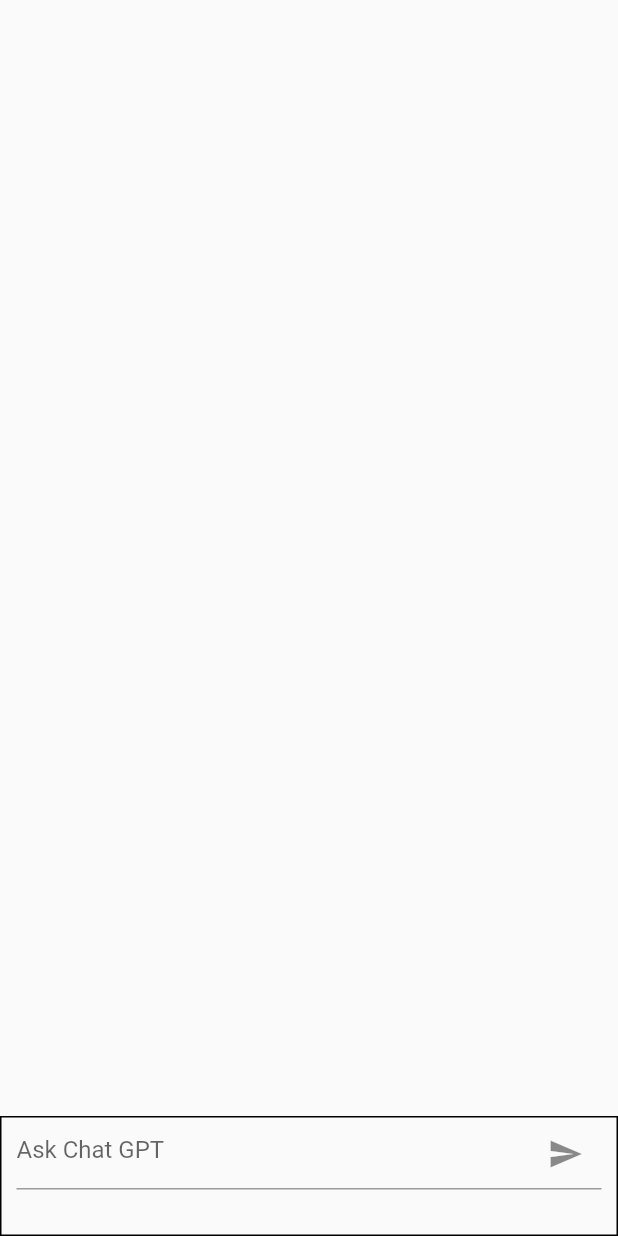
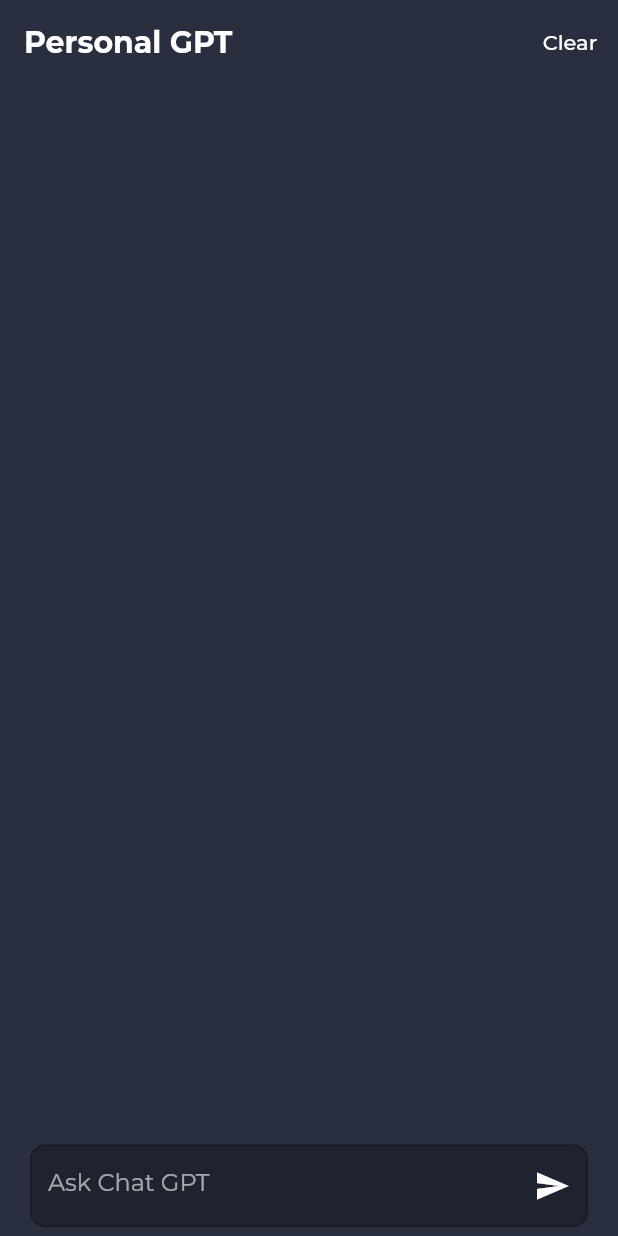
Before and after one commit to harsh11pujara/chatgpt_demo, a Flutter app: the screen it shows after launch, on a phone screen of 412 x 824 dp. Run offline on Flutter 3.47's test engine with Material 2 defaults, Android fonts, the phone set to English and light mode, and no system bars; our stand-ins replace flutter_dotenv, google_fonts; missing offline and left inert: chat_gpt_sdk; statements that could not run were skipped.

```diff
--- a/lib/main.dart
+++ b/lib/main.dart
@@ -1,7 +1,11 @@
 import 'package:chat_gpt_sdk/chat_gpt_sdk.dart';
 import 'package:flutter/material.dart';
+import 'package:flutter_dotenv/flutter_dotenv.dart';
+import 'package:google_fonts/google_fonts.dart';
 
-void main() {
+Future<void> main() async {
+  WidgetsFlutterBinding.ensureInitialized();
+  await dotenv.load(fileName: ".env");
   runApp(const MaterialApp(
     debugShowCheckedModeBanner: false,
     home: MyApp(),
@@ -17,85 +21,162 @@ class MyApp extends StatefulWidget {
 
 class _MyAppState extends State<MyApp> {
   OpenAI? openAI;
+  bool init = true;
   TextEditingController msgController = TextEditingController();
   List<Widget> chats = [];
 
   @override
   void initState() {
-    openAI = OpenAI.instance.build(token: "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");
+    /// INSERT API KEY ///
+    openAI = OpenAI.instance.build(token: dotenv.env["API_KEY"], baseOption: HttpSetup(receiveTimeout: 60000));
+    getChatGPTData(question: "init");
     super.initState();
   }
 
   @override
+  void dispose() {
+    openAI!.close();
+    super.dispose();
+  }
+
+  @override
   Widget build(BuildContext context) {
-    return Scaffold(
+    return SafeArea(
+      child: Scaffold(
+        backgroundColor: const Color(0xFF292F3F),
+        appBar: AppBar(
+          backgroundColor: Colors.transparent,
+          elevation: 0,
+          title: Text(
+            "Personal GPT",
+            style: GoogleFonts.montserrat(color: Colors.white, fontWeight: FontWeight.bold, fontSize: 20),
+          ),
+          actions: [
+            TextButton(
+                onPressed: () {
+                  setState(() {
+                    chats.clear();
+                  });
+                },
+                child: Text(
+                  "Clear",
+                  style: GoogleFonts.montserrat(color: Colors.white),
+                ))
+          ],
+        ),
         body: SizedBox(
           height: MediaQuery.of(context).size.height,
           width: MediaQuery.of(context).size.width,
           child: Column(
             children: [
-            Expanded(child: ListView.builder(reverse: true,itemCount: chats.length,itemBuilder: (context, index) {
+              Expanded(
+                  child: ListView.builder(
+                physics: const BouncingScrollPhysics(),
+                reverse: true,
+                itemCount: chats.length,
+                itemBuilder: (context, index) {
                   return chats[index];
-            },)),
+                },
+              )),
               Container(
-              decoration: BoxDecoration(border: Border.all(color: Colors.black)),
-              padding: EdgeInsets.symmetric(horizontal: 10,),
-              height: 80,
+                margin: const EdgeInsets.only(top: 2, bottom: 6),
+                padding: const EdgeInsets.symmetric(
+                  horizontal: 20,
+                ),
+                height: 55,
                 width: MediaQuery.of(context).size.width,
+                child: Center(
                   child: TextField(
+                    style: GoogleFonts.montserrat(fontSize: 16,color: Colors.white,fontWeight: FontWeight.w400),
                     controller: msgController,
+                    textCapitalization: TextCapitalization.sentences,
+                    cursorColor: Colors.white.withOpacity(0.4),
                     decoration: InputDecoration(
+                        filled: true,
+                        fillColor: Colors.black.withOpacity(0.25),
                         hintText: "Ask Chat GPT",
+                        hintStyle: GoogleFonts.montserrat(color: Colors.white.withOpacity(0.6)),
+                        enabledBorder: OutlineInputBorder(
+                            borderRadius: BorderRadius.circular(10), borderSide:  BorderSide(color: Colors.black.withOpacity(0.25))),
+                        focusedBorder: OutlineInputBorder(
+                            borderRadius: BorderRadius.circular(10), borderSide:  BorderSide(color: Colors.black.withOpacity(0.25))),
                         suffixIcon: IconButton(
                           onPressed: () {
+                            if (msgController.text != "") {
                               sendMessage(msg: msgController.text);
+                            }
                           },
-                      icon: const Icon(Icons.send_sharp),
+                          icon: const Icon(Icons.send_sharp, color: Colors.white),
                         )),
+                  ),
                 ),
               )
             ],
           ),
         ),
+      ),
     );
   }
 
-  Widget chatTile({required String msg,required String sender}) {
-    return Row(
+  Widget chatTile({required String msg, required String sender, bool? hasError}) {
+    return Container(
+      margin: const EdgeInsets.symmetric(vertical: 10.0, horizontal: 10.0),
+      decoration: BoxDecoration(
+          color: sender == "bot" ? const Color(0xFF373E4E) : const Color(0xFF272A35), borderRadius: BorderRadius.circular(8)),
+      child: Row(
         crossAxisAlignment: CrossAxisAlignment.start,
         children: [
           Container(
-            margin: const EdgeInsets.symmetric(vertical: 10.0, horizontal: 10.0),
+            margin: EdgeInsets.all(5),
               height: 50,
               width: 50,
               decoration: BoxDecoration(
-                color: sender == "bot" ? Colors.blue : Colors.blueGrey,
-                shape: BoxShape.circle),
+                  color: sender == "bot" ? const Color(0xFF00AC83) : const Color(0xFF837DFF),
+                  borderRadius: BorderRadius.circular(8)),
               child: Center(
                   child: Text(sender[0].toUpperCase(),
-                    style: const TextStyle(
-                        fontSize: 20,
-                        color: Colors.white,
-                        fontWeight: FontWeight.bold)))),
-        Expanded(child: Text(msg, softWrap: true))
+                      style: GoogleFonts.montserrat(fontSize: 22, color: Colors.white, fontWeight: FontWeight.bold)))),
+          const SizedBox(
+            width: 8,
+          ),
+          Expanded(
+              child: Container(
+            padding: const EdgeInsets.all(5),
+            decoration: BoxDecoration(borderRadius: BorderRadius.circular(8)),
+            child: Text(
+              msg,
+              softWrap: true,
+              style:
+                  GoogleFonts.montserrat(fontWeight: FontWeight.w400, fontSize: 16, color: hasError == true ? Colors.red[600] : Colors.white),
+            ),
+          ))
         ],
+      ),
     );
   }
 
-  sendMessage({required String msg}){
+  sendMessage({required String msg}) {
     chats.insert(0, chatTile(msg: msg, sender: "user"));
     setState(() {
-      getChatGPTData();
+      getChatGPTData(question: msgController.text.trim());
       msgController.clear();
     });
   }
 
-  getChatGPTData(){
-    var request = CompleteText(prompt: msgController.text, model: kTranslateModelV3 , maxTokens: 200);
-    openAI!.onCompleteStream(request: request).listen((event) {
-      chats.insert(0, chatTile(msg: event!.choices[0].text, sender: "bot"));
-      chats.toSet().toList();
+  getChatGPTData({required String question}) {
+    var request = CompleteText(prompt: question, model: kTranslateModelV3, maxTokens: 200);
+    openAI!.onCompleteText(request: request).then((value) {
+      if (init == false) {
+        chats.insert(0, chatTile(msg: value!.choices[0].text.trim(), sender: "bot"));
+      }
       setState(() {});
+      init = false;
+    }).onError((error, stackTrace) {
+      if (init == false) {
+        chats.insert(0, chatTile(msg: "An error occurred, please ask again", sender: "bot", hasError: true));
+      }
+      setState(() {});
+      init = false;
     });
   }
 }
--- a/pubspec.yaml
+++ b/pubspec.yaml
@@ -31,7 +31,8 @@ dependencies:
   flutter:
     sdk: flutter
   chat_gpt_sdk:
-
+  flutter_dotenv:
+  google_fonts:
   # The following adds the Cupertino Icons font to your application.
   # Use with the CupertinoIcons class for iOS style icons.
   cupertino_icons: ^1.0.2
@@ -59,7 +60,8 @@ flutter:
   uses-material-design: true
 
   # To add assets to your application, add an assets section, like this:
-  # assets:
+  assets:
+    - .env
   #   - images/a_dot_burr.jpeg
   #   - images/a_dot_ham.jpeg
 
```
Also changed, not shown: pubspec.lock, 2 other files. Lines whose indentation alone changed are shown as unchanged.
